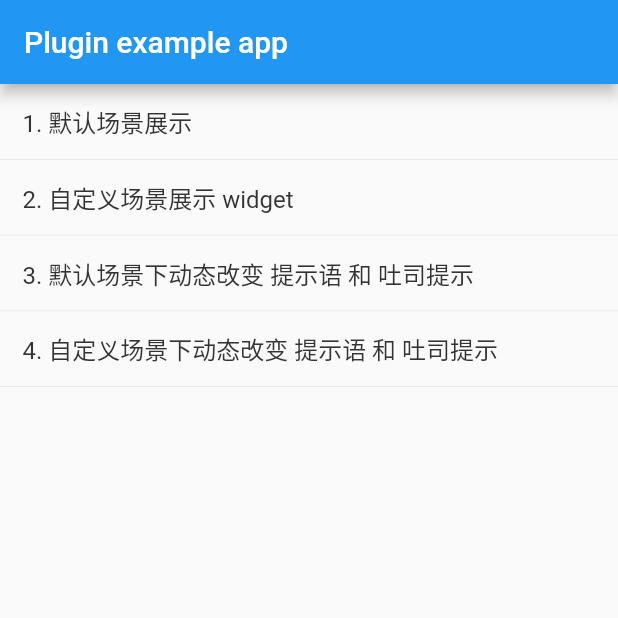
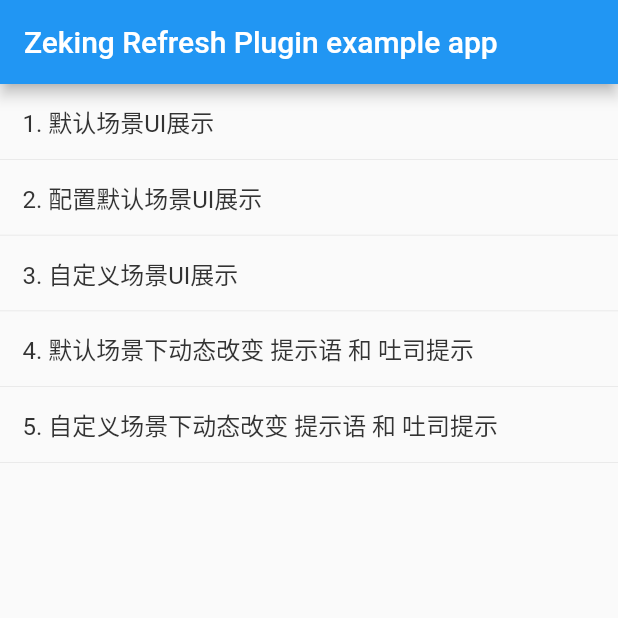
Before and after one commit to LZQL/zeking_refresh, a Flutter app: the screen it shows after launch, on a phone screen of 412 x 824 dp, the top half of it. Run offline on Flutter 3.47's test engine with Material 2 defaults, Android fonts, the phone set to English and light mode, and no system bars.

Commit message:
更新一下

```diff
--- /dev/null
+++ b/example/lib/common/index_all.dart
@@ -0,0 +1,9 @@
+export 'package:flutter/material.dart';
+
+export 'package:zeking_refresh/zeking_refresh.dart';
+
+export 'package:zeking_refresh_example/utils/navigator_util.dart';
+
+export 'package:zeking_refresh_example/page/home_page.dart';
+export 'package:zeking_refresh_example/page/default_scenario_ui_page.dart';
+export 'package:zeking_refresh_example/page/item_widget.dart';
--- a/example/lib/main.dart
+++ b/example/lib/main.dart
@@ -1,8 +1,4 @@
-import 'package:flutter/material.dart';
-import 'dart:async';
-
-import 'package:flutter/services.dart';
-import 'package:zeking_refresh/zeking_refresh.dart';
+import 'package:zeking_refresh_example/common/index_all.dart';
 
 void main() => runApp(MyApp());
 
@@ -27,39 +23,8 @@ class _MyAppState extends State<MyApp> {
   Widget build(BuildContext context) {
 //    BoxScrollView
     return MaterialApp(
-        home: Scaffold(
-      appBar: AppBar(
-        title: const Text('Plugin example app'),
-      ),
-      body: ListView(
-        children: <Widget>[
-          buildItem('1. 默认场景展示', (){}),
-          buildItem('2. 自定义场景展示 widget', (){}),
-          buildItem('3. 默认场景下动态改变 提示语 和 吐司提示', (){}),
-          buildItem('4. 自定义场景下动态改变 提示语 和 吐司提示', (){}),
-        ],
-      ),
-    ));
+        home: HomePage());
   }
 
-  Widget buildItem(String title, Function onTap) {
-    return InkWell(
-      onTap: onTap,
-      child: Column(
-        children: <Widget>[
-          Container(
-            alignment: Alignment.centerLeft,
-            padding: EdgeInsets.only(left: 15),
-            height: 50,
-            child: Text(
-              title,
-              style: TextStyle(fontSize: 16, color: Color(0xff333333)),
-            ),
-          ),
-          Container(color: Color(0xFFe5e5e5),width: double.infinity,height: 0.5,)
-        ],
 
-      ),
-    );
-  }
 }
--- /dev/null
+++ b/example/lib/page/home_page.dart
@@ -0,0 +1,29 @@
+import 'package:zeking_refresh_example/common/index_all.dart';
+class HomePage extends StatefulWidget {
+  @override
+  _HomePageState createState() => _HomePageState();
+}
+
+class _HomePageState extends State<HomePage> {
+  @override
+  Widget build(BuildContext context) {
+    return Scaffold(
+      appBar: AppBar(
+        title: const Text('Zeking Refresh Plugin example app'),
+      ),
+      body: ListView(
+        children: <Widget>[
+          ItemWidget('1. 默认场景UI展示', () {
+            NavigatorUtil.pushPage(context, DefaultScenarioUiPage());
+          }),
+          ItemWidget('2. 配置默认场景UI展示', () {}),
+          ItemWidget('3. 自定义场景UI展示', () {}),
+          ItemWidget('4. 默认场景下动态改变 提示语 和 吐司提示', () {}),
+          ItemWidget('5. 自定义场景下动态改变 提示语 和 吐司提示', () {}),
+        ],
+      ),
+    );
+  }
+
+
+}
--- /dev/null
+++ b/example/lib/page/item_widget.dart
@@ -0,0 +1,43 @@
+
+
+import 'package:zeking_refresh_example/common/index_all.dart';
+
+
+class ItemWidget extends StatefulWidget {
+
+  final Function onTap;
+  final String title;
+
+
+  ItemWidget(this.title, this.onTap);
+
+  @override
+  _ItemWidgetState createState() => _ItemWidgetState();
+}
+
+class _ItemWidgetState extends State<ItemWidget> {
+  @override
+  Widget build(BuildContext context) {
+    return InkWell(
+      onTap: widget.onTap,
+      child: Column(
+        children: <Widget>[
+          Container(
+            alignment: Alignment.centerLeft,
+            padding: EdgeInsets.only(left: 15),
+            height: 50,
+            child: Text(
+              widget.title,
+              style: TextStyle(fontSize: 16, color: Color(0xff333333)),
+            ),
+          ),
+          Container(
+            color: Color(0xFFe5e5e5),
+            width: double.infinity,
+            height: 0.5,
+          )
+        ],
+      ),
+    );
+  }
+}
--- a/lib/src/utils/toast_util.dart
+++ b/lib/src/utils/zeking_toast_util.dart
@@ -1,7 +1,7 @@
 import 'package:flutter/widgets.dart';
 import 'toast.dart';
 
-class ToastUtil{
+class ZekingToastUtil{
   static showShort(String msg, BuildContext context){
     Toast.show(msg, context,duration: Toast.LENGTH_SHORT, gravity: Toast.BOTTOM);
   }
--- a/lib/src/zeking_refresh.dart
+++ b/lib/src/zeking_refresh.dart
@@ -8,10 +8,10 @@ import 'zeking_load_fail_widget.dart';
 import 'zeking_load_no_more_widget.dart';
 import 'zeking_loading_widget.dart';
 
-import 'refresh_physics.dart';
+import 'zeking_refresh_physics.dart';
 import 'zeking_refresh_indicator.dart';
 
-import 'utils/toast_util.dart';
+import 'utils/zeking_toast_util.dart';
 
 typedef OnRefresh = Future<void> Function();
 
@@ -49,7 +49,7 @@ class ZekingRefresh extends StatefulWidget {
   final ScrollPhysics physics;
   final bool useScrollController; // 是否自动绑定scrollController
 
-  // 刷新 加载中 widget （这个一般用在 1.初次加载页面，2. 初次加载页面 失败 后重试 ，3. 刷新后空数据页面重试）
+  // 刷新 加载中 widget
   final Widget refreshLoadingWidget;
   final String refreshLoadingImagePath;
 
@@ -198,14 +198,14 @@ class _ZekingRefreshState extends State<ZekingRefresh> {
             ZekingRefreshStatus.Refresh_Faild ||
         widget.controller.refreshMode.value ==
             ZekingRefreshStatus.Refresh_Empty) {
-      if (widget.controller.refreshEndWithToastMessage.value != null &&
-          widget.controller.refreshEndWithToastMessage.value != '') {
+      if (widget.controller._refreshEndWithToastMessage.value != null &&
+          widget.controller._refreshEndWithToastMessage.value != '') {
         if (widget.toastMethod == null) {
-          ToastUtil.showShort(
-              widget.controller.refreshEndWithToastMessage.value, context);
+          ZekingToastUtil.showShort(
+              widget.controller._refreshEndWithToastMessage.value, context);
         } else {
           widget
-              .toastMethod(widget.controller.refreshEndWithToastMessage.value);
+              .toastMethod(widget.controller._refreshEndWithToastMessage.value);
         }
       }
     }
@@ -217,28 +217,28 @@ class _ZekingRefreshState extends State<ZekingRefresh> {
             ZekingRefreshStatus.LoadMore_NoMore ||
         widget.controller.refreshMode.value ==
             ZekingRefreshStatus.LoadMore_Success) {
-      if (widget.controller.loadMoreEndWithToastMessage.value != null &&
-          widget.controller.loadMoreEndWithToastMessage.value != '') {
+      if (widget.controller._loadMoreEndWithToastMessage.value != null &&
+          widget.controller._loadMoreEndWithToastMessage.value != '') {
         if (widget.toastMethod == null) {
-          ToastUtil.showShort(
-              widget.controller.loadMoreEndWithToastMessage.value, context);
+          ZekingToastUtil.showShort(
+              widget.controller._loadMoreEndWithToastMessage.value, context);
         } else {
           widget
-              .toastMethod(widget.controller.loadMoreEndWithToastMessage.value);
+              .toastMethod(widget.controller._loadMoreEndWithToastMessage.value);
         }
       }
     }
 
     // 业务逻辑 加载中 结束
     if (widget.controller.refreshMode.value == ZekingRefreshStatus.LoadingEnd) {
-      if (widget.controller.loadingEndWithToastMessage.value != null &&
-          widget.controller.loadingEndWithToastMessage.value != '') {
+      if (widget.controller._loadingEndWithToastMessage.value != null &&
+          widget.controller._loadingEndWithToastMessage.value != '') {
         if (widget.toastMethod == null) {
-          ToastUtil.showShort(
-              widget.controller.loadingEndWithToastMessage.value, context);
+          ZekingToastUtil.showShort(
+              widget.controller._loadingEndWithToastMessage.value, context);
         } else {
           widget
-              .toastMethod(widget.controller.loadingEndWithToastMessage.value);
+              .toastMethod(widget.controller._loadingEndWithToastMessage.value);
         }
       }
     }
@@ -286,7 +286,7 @@ class _ZekingRefreshState extends State<ZekingRefresh> {
             imageWith: widget.refreshEmptyImageWidth,
             imageHeight: widget.refreshEmptyImageHeight,
             centerPadding: widget.refreshEmptyCenterPadding,
-            message: widget.controller.refreshEmptyTip.value ??
+            message: widget.controller._refreshEmptyTip.value ??
                 widget.refreshEmptyMessage);
       } else {
         refreshEmptyWidget = ZekingRefreshEmptyWidget(
@@ -308,7 +308,7 @@ class _ZekingRefreshState extends State<ZekingRefresh> {
             imageWith: widget.refreshFailImageWidth,
             imageHeight: widget.refreshFailImageHeight,
             centerPadding: widget.refreshFailCenterPadding,
-            message: widget.controller.refreshFaildTip.value ??
+            message: widget.controller._refreshFaildTip.value ??
                 widget.refreshFailMessage);
       } else {
         refreshFailWidget = ZekingRefreshFailWidget(
@@ -347,7 +347,7 @@ class _ZekingRefreshState extends State<ZekingRefresh> {
         if (widget.loadFailWidget == null) {
           footWidget = ZekingLoadFailWidget(
               controller: widget.controller,
-              message: widget.controller.loadMoreFaildTip.value ??
+              message: widget.controller._loadMoreFaildTip.value ??
                   widget.loadFailMessage);
         } else {
           footWidget = ZekingLoadFailWidget(
@@ -357,7 +357,7 @@ class _ZekingRefreshState extends State<ZekingRefresh> {
           ZekingRefreshStatus.LoadMore_NoMore) {
         if (widget.loadFailWidget == null) {
           footWidget = ZekingLoadNoMoreWidget(
-              message: widget.controller.loadMoreNoMoreTip.value ??
+              message: widget.controller._loadMoreNoMoreTip.value ??
                   widget.loadNoMoreMessage);
         } else {
           footWidget = ZekingLoadNoMoreWidget(child: widget.loadNoMoreWidget);
@@ -386,7 +386,7 @@ class _ZekingRefreshState extends State<ZekingRefresh> {
         child: CustomScrollView(
           controller: widget.useScrollController ? _scrollController : null,
           physics:
-          widget.physics ?? RefreshScrollPhysics(enableOverScroll: false),
+          widget.physics ?? ZekingRefreshScrollPhysics(enableOverScroll: false),
           slivers: List.from(slivers, growable: true),
         ),
       );
@@ -394,7 +394,7 @@ class _ZekingRefreshState extends State<ZekingRefresh> {
       rootChild = CustomScrollView(
         controller: widget.useScrollController ? _scrollController : null,
         physics:
-        widget.physics ?? RefreshScrollPhysics(enableOverScroll: false),
+        widget.physics ?? ZekingRefreshScrollPhysics(enableOverScroll: false),
         slivers: List.from(slivers, growable: true),
       );
     }
@@ -430,33 +430,33 @@ class ZekingRefreshController {
   ValueNotifier<ZekingRefreshStatus> refreshMode =
   new ValueNotifier(ZekingRefreshStatus.IDLE);
 
-  ValueNotifier<String> refreshFaildTip = new ValueNotifier(null);
-  ValueNotifier<String> refreshEmptyTip = new ValueNotifier(null);
-  ValueNotifier<String> refreshEndWithToastMessage = new ValueNotifier(null);
+  ValueNotifier<String> _refreshFaildTip = new ValueNotifier(null);
+  ValueNotifier<String> _refreshEmptyTip = new ValueNotifier(null);
+  ValueNotifier<String> _refreshEndWithToastMessage = new ValueNotifier(null);
 
-  ValueNotifier<String> loadMoreFaildTip = new ValueNotifier(null);
-  ValueNotifier<String> loadMoreNoMoreTip = new ValueNotifier(null);
-  ValueNotifier<String> loadMoreEndWithToastMessage = new ValueNotifier(null);
+  ValueNotifier<String> _loadMoreFaildTip = new ValueNotifier(null);
+  ValueNotifier<String> _loadMoreNoMoreTip = new ValueNotifier(null);
+  ValueNotifier<String> _loadMoreEndWithToastMessage = new ValueNotifier(null);
 
-  ValueNotifier<String> loadingEndWithToastMessage = new ValueNotifier(null);
+  ValueNotifier<String> _loadingEndWithToastMessage = new ValueNotifier(null);
 
   /// 下拉刷新， 成功
   void refreshSuccess({String toastMsg}) {
-    refreshEndWithToastMessage?.value = toastMsg;
+    _refreshEndWithToastMessage?.value = toastMsg;
     refreshMode?.value = ZekingRefreshStatus.Refresh_Success;
   }
 
   /// 下拉刷新， 失败
   void refreshFaild({String uiMsg, String toastMsg}) {
-    refreshEndWithToastMessage?.value = toastMsg;
-    refreshFaildTip?.value = uiMsg;
+    _refreshEndWithToastMessage?.value = toastMsg;
+    _refreshFaildTip?.value = uiMsg;
     refreshMode?.value = ZekingRefreshStatus.Refresh_Faild;
   }
 
   /// 下拉刷新，空数据
   void refreshEmpty({String uiMsg, String toastMsg}) {
-    refreshEndWithToastMessage?.value = toastMsg;
-    refreshEmptyTip?.value = uiMsg;
+    _refreshEndWithToastMessage?.value = toastMsg;
+    _refreshEmptyTip?.value = uiMsg;
     refreshMode?.value = ZekingRefreshStatus.Refresh_Empty;
   }
 
@@ -475,23 +475,23 @@ class ZekingRefreshController {
 
   /// 加载更多 成功
   void loadMoreSuccess({String toastMsg}) {
-    loadMoreEndWithToastMessage?.value = toastMsg;
+    _loadMoreEndWithToastMessage?.value = toastMsg;
     refreshMode?.value = ZekingRefreshStatus.LoadMore_Success;
 //    print('loadSuccess');
   }
 
   /// 加载更多 失败
   void loadMoreFailed({String uiMsg, String toastMsg}) {
-    loadMoreEndWithToastMessage?.value = toastMsg;
-    loadMoreFaildTip?.value = uiMsg;
+    _loadMoreEndWithToastMessage?.value = toastMsg;
+    _loadMoreFaildTip?.value = uiMsg;
     refreshMode?.value = ZekingRefreshStatus.LoadMore_Faild;
 //    print('loadFailed');
   }
 
   /// 加载更多 没有更多内容了
   void loadMoreNoMore({String uiMsg, String toastMsg}) {
-    loadMoreEndWithToastMessage?.value = toastMsg;
-    loadMoreNoMoreTip?.value = uiMsg;
+    _loadMoreEndWithToastMessage?.value = toastMsg;
+    _loadMoreNoMoreTip?.value = uiMsg;
     refreshMode?.value = ZekingRefreshStatus.LoadMore_NoMore;
 //    print('loadNoMore');
   }
@@ -504,7 +504,7 @@ class ZekingRefreshController {
   }
 
   void loadingEnd({String toastMsg}) {
-    loadingEndWithToastMessage?.value = toastMsg;
+    _loadingEndWithToastMessage?.value = toastMsg;
     refreshMode?.value = ZekingRefreshStatus.LoadingEnd;
   }
 
--- a/lib/src/zeking_refresh_loading_view.dart
+++ b/lib/src/zeking_refresh_loading_view.dart
@@ -60,7 +60,9 @@ class _ZekingRefreshLoadingViewState extends State<ZekingRefreshLoadingView>
 
   @override
   void dispose() {
-    controller.dispose();
+    if(controller!=null){
+      controller.dispose();
+    }
     super.dispose();
   }
 }
--- a/lib/zeking_refresh.dart
+++ b/lib/zeking_refresh.dart
@@ -1,17 +1,15 @@
-//import 'dart:async';
-//
-//import 'package:flutter/services.dart';
-//
-//class ZekingRefresh {
-//  static const MethodChannel _channel =
-//      const MethodChannel('zeking_refresh');
-//
-//  static Future<String> get platformVersion async {
-//    final String version = await _channel.invokeMethod('getPlatformVersion');
-//    return version;
-//  }
-//}
 
 export 'src/zeking_refresh.dart';
 
-//export 'src/zeking_loading_widget.dart';
+export 'src/zeking_load_fail_widget.dart';
+export 'src/zeking_load_loading_widget.dart';
+export 'src/zeking_load_no_more_widget.dart';
+export 'src/zeking_loading_widget.dart';
+
+export 'src/zeking_refresh_empty_widget.dart';
+export 'src/zeking_refresh_fail_widget.dart';
+export 'src/zeking_refresh_indicator.dart';
+export 'src/zeking_refresh_loading_view.dart';
+export 'src/zeking_refresh_physics.dart';
+
+export 'src/utils/zeking_toast_util.dart';
```
Also changed, not shown: example/lib/page/default_scenario_ui_page.dart (added, +121 -0 lines), example/lib/utils/navigator_util.dart (added, +13 -0 lines), lib/src/zeking_loading_widget.dart (+3 -7 lines), lib/src/zeking_refresh_physics.dart (renamed from lib/src/refresh_physics.dart, +4 -9 lines), pubspec.yaml (+7 -6 lines), 2 other files.
